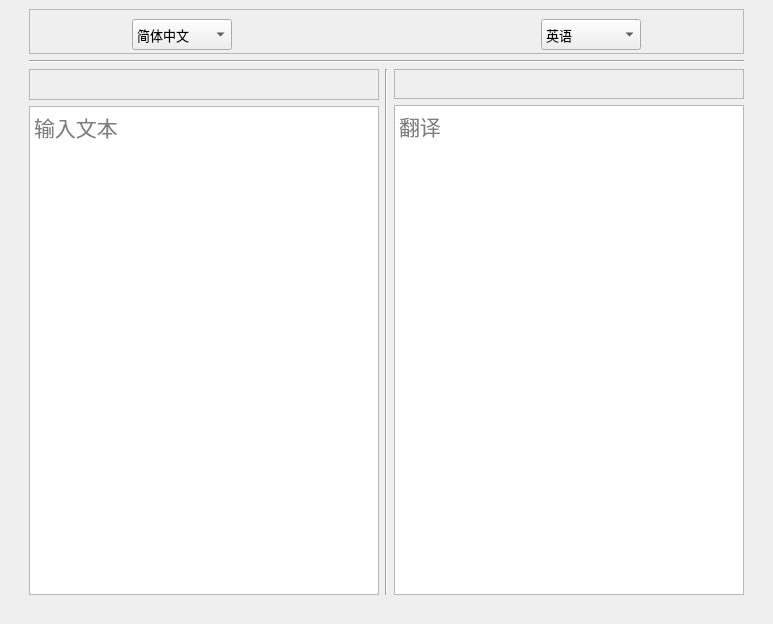
Before: the Qt Designer form qt/ui/TranslateUi.ui in nerkeler/translate, drawn with Qt 5.
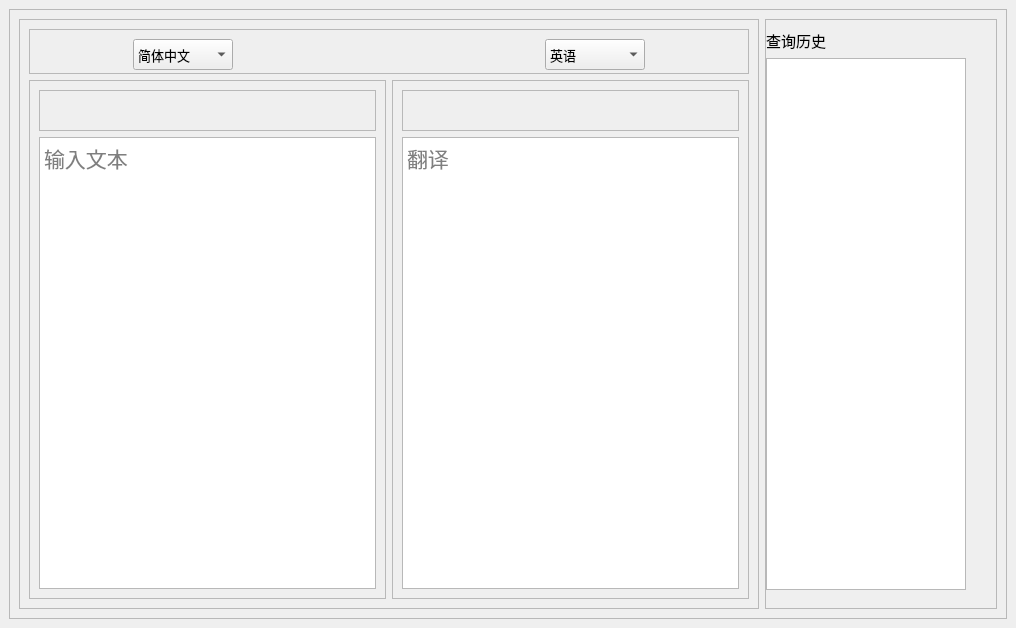
After: the same form once the commit is applied. Icons and pictures are not drawn.

Commit message: txt文本记录，增加列表历史查询，项目打包exe文件

```diff
--- a/qt/ui/TranslateUi.ui
+++ b/qt/ui/TranslateUi.ui
@@ -6,45 +6,35 @@
    <rect>
     <x>0</x>
     <y>0</y>
-    <width>773</width>
-    <height>624</height>
+    <width>1016</width>
+    <height>628</height>
    </rect>
   </property>
   <property name="windowTitle">
    <string>MainWindow</string>
   </property>
   <widget class="QWidget" name="centralwidget">
-   <layout class="QGridLayout" name="gridLayout">
-    <item row="0" column="0">
-     <spacer name="verticalSpacer">
-      <property name="orientation">
-       <enum>Qt::Vertical</enum>
-      </property>
-      <property name="sizeHint" stdset="0">
-       <size>
-        <width>20</width>
-        <height>40</height>
-       </size>
-      </property>
-     </spacer>
-    </item>
-    <item row="0" column="2">
-     <spacer name="verticalSpacer_2">
-      <property name="orientation">
-       <enum>Qt::Vertical</enum>
-      </property>
-      <property name="sizeHint" stdset="0">
-       <size>
-        <width>20</width>
-        <height>40</height>
-       </size>
-      </property>
-     </spacer>
-    </item>
+   <layout class="QGridLayout" name="gridLayout_2">
     <item row="0" column="1">
-     <layout class="QVBoxLayout" name="verticalLayout_3">
+     <widget class="QFrame" name="frame">
+      <property name="frameShape">
+       <enum>QFrame::StyledPanel</enum>
+      </property>
+      <property name="frameShadow">
+       <enum>QFrame::Raised</enum>
+      </property>
+      <layout class="QHBoxLayout" name="horizontalLayout_3">
       <item>
        <widget class="QFrame" name="frame_3">
+         <property name="frameShape">
+          <enum>QFrame::StyledPanel</enum>
+         </property>
+         <property name="frameShadow">
+          <enum>QFrame::Raised</enum>
+         </property>
+         <layout class="QGridLayout" name="gridLayout">
+          <item row="0" column="0" colspan="2">
+           <widget class="QFrame" name="top_frame">
         <property name="minimumSize">
          <size>
           <width>0</width>
@@ -146,13 +136,13 @@
            <property name="minimumSize">
             <size>
              <width>111</width>
-             <height>31</height>
+                 <height>25</height>
             </size>
            </property>
            <property name="maximumSize">
             <size>
              <width>111</width>
-             <height>31</height>
+                 <height>25</height>
             </size>
            </property>
            <property name="text">
@@ -246,29 +236,21 @@
         </layout>
        </widget>
       </item>
-      <item>
-       <widget class="Line" name="line_2">
-        <property name="orientation">
-         <enum>Qt::Horizontal</enum>
-        </property>
-       </widget>
-      </item>
+          <item row="1" column="0">
+           <widget class="QFrame" name="source_frame">
+            <property name="frameShape">
+             <enum>QFrame::StyledPanel</enum>
+            </property>
+            <property name="frameShadow">
+             <enum>QFrame::Raised</enum>
+            </property>
+            <layout class="QVBoxLayout" name="verticalLayout">
       <item>
-       <layout class="QHBoxLayout" name="horizontalLayout_3">
-        <item>
-         <layout class="QVBoxLayout" name="verticalLayout_2">
-          <item>
-           <widget class="QFrame" name="frame">
+              <widget class="QFrame" name="frame_5">
             <property name="minimumSize">
              <size>
-              <width>0</width>
-              <height>31</height>
-             </size>
-            </property>
-            <property name="maximumSize">
-             <size>
-              <width>16777215</width>
-              <height>31</height>
+                 <width>260</width>
+                 <height>0</height>
              </size>
             </property>
             <property name="frameShape">
@@ -389,28 +371,23 @@
            </widget>
           </item>
          </layout>
-        </item>
-        <item>
-         <widget class="Line" name="line">
-          <property name="orientation">
-           <enum>Qt::Vertical</enum>
-          </property>
-         </widget>
-        </item>
+           </widget>
+          </item>
+          <item row="1" column="1">
+           <widget class="QFrame" name="frame_4">
+            <property name="frameShape">
+             <enum>QFrame::StyledPanel</enum>
+            </property>
+            <property name="frameShadow">
+             <enum>QFrame::Raised</enum>
+            </property>
+            <layout class="QVBoxLayout" name="verticalLayout_2">
         <item>
-         <layout class="QVBoxLayout" name="verticalLayout">
-          <item>
-           <widget class="QFrame" name="frame_2">
+              <widget class="QFrame" name="target_frame">
             <property name="minimumSize">
              <size>
-              <width>0</width>
-              <height>30</height>
-             </size>
-            </property>
-            <property name="maximumSize">
-             <size>
-              <width>16777215</width>
-              <height>30</height>
+                 <width>260</width>
+                 <height>0</height>
              </size>
             </property>
             <property name="frameShape">
@@ -427,8 +404,8 @@
                </property>
                <property name="sizeHint" stdset="0">
                 <size>
-                 <width>241</width>
-                 <height>7</height>
+                    <width>242</width>
+                    <height>8</height>
                 </size>
                </property>
               </spacer>
@@ -535,23 +512,68 @@
            </widget>
           </item>
          </layout>
-        </item>
-       </layout>
-      </item>
-     </layout>
-    </item>
-    <item row="1" column="1">
-     <spacer name="horizontalSpacer_2">
-      <property name="orientation">
-       <enum>Qt::Horizontal</enum>
-      </property>
-      <property name="sizeHint" stdset="0">
+           </widget>
+          </item>
+         </layout>
+        </widget>
+       </item>
+       <item>
+        <widget class="QFrame" name="frame_2">
+         <property name="frameShape">
+          <enum>QFrame::StyledPanel</enum>
+         </property>
+         <property name="frameShadow">
+          <enum>QFrame::Raised</enum>
+         </property>
+         <layout class="QVBoxLayout" name="verticalLayout_3">
+          <property name="leftMargin">
+           <number>0</number>
+          </property>
+          <property name="rightMargin">
+           <number>0</number>
+          </property>
+          <property name="bottomMargin">
+           <number>18</number>
+          </property>
+          <item>
+           <widget class="QLabel" name="label">
+            <property name="font">
+             <font>
+              <pointsize>11</pointsize>
+             </font>
+            </property>
+            <property name="text">
+             <string>查询历史</string>
+            </property>
+           </widget>
+          </item>
+          <item>
+           <widget class="QListWidget" name="history_list">
+            <property name="minimumSize">
+             <size>
+              <width>200</width>
+              <height>0</height>
+             </size>
+            </property>
+            <property name="maximumSize">
        <size>
-        <width>40</width>
-        <height>20</height>
-       </size>
-      </property>
-     </spacer>
+              <width>200</width>
+              <height>16777215</height>
+             </size>
+            </property>
+            <property name="font">
+             <font>
+              <pointsize>13</pointsize>
+              <bold>false</bold>
+             </font>
+            </property>
+           </widget>
+          </item>
+         </layout>
+        </widget>
+       </item>
+      </layout>
+     </widget>
     </item>
    </layout>
   </widget>
```
Left out of the diff: 4 changed lines with no effect on the pictures. Lines whose indentation alone changed are shown as unchanged. The commit also changes 4 other files.
